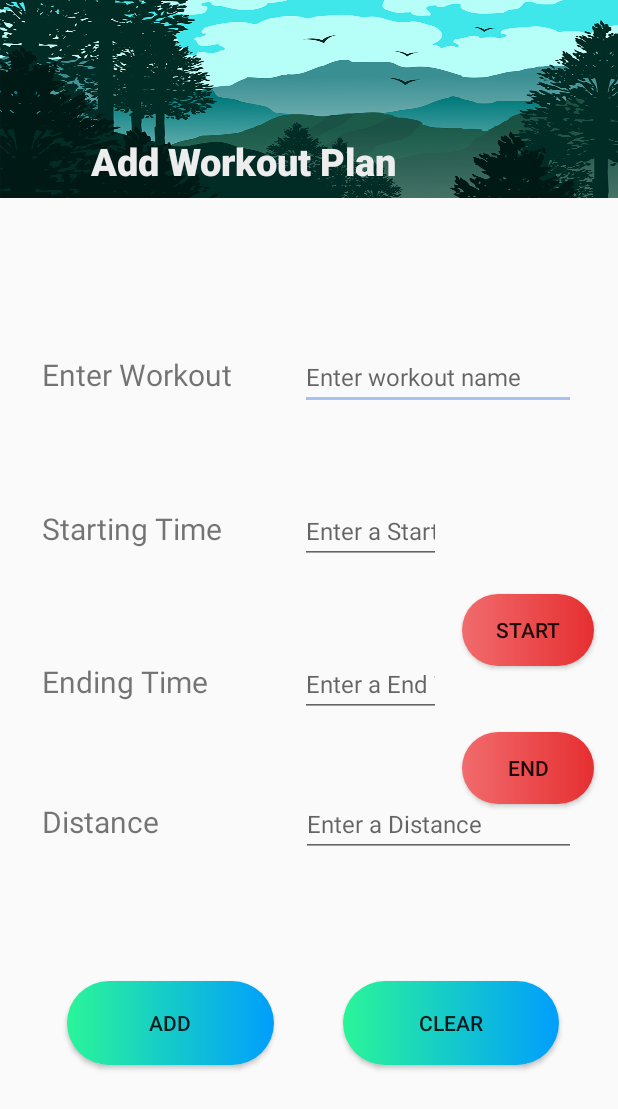
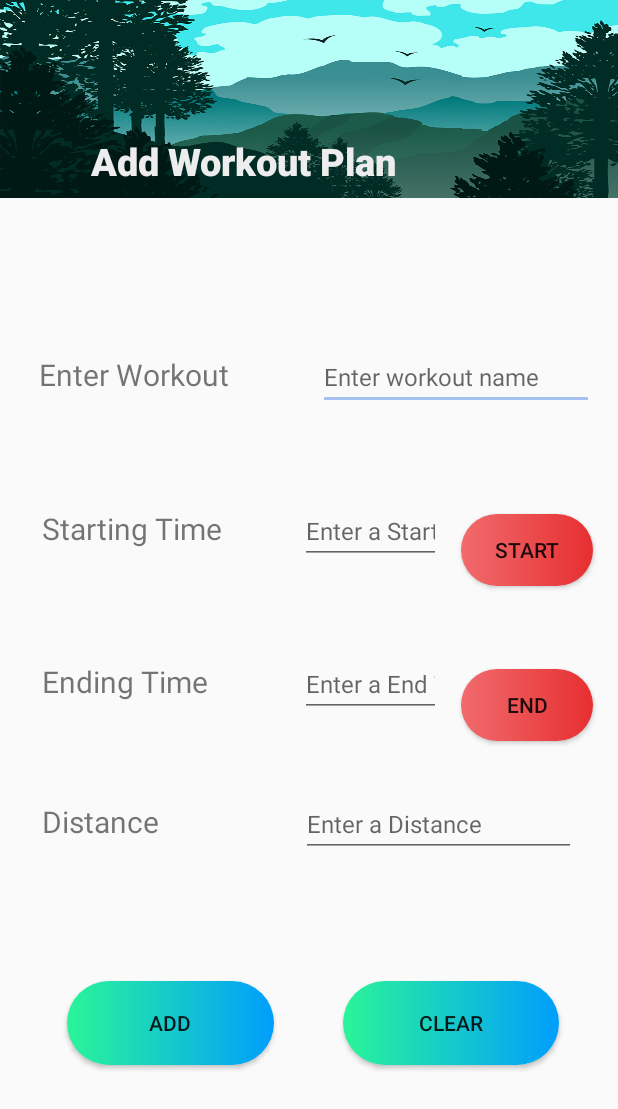
Before and after one commit to cobradashboard/DashHelper, an Android app: the add_plan screen opened directly, with no data from a screen before it, on a phone screen of 412 x 824 dp. Shown: the top 1109 px of the screen. Run offline under Robolectric (Android 15) with nearby library versions, the phone set to English and light mode, and no system bars; our stand-ins replace Firebase (no records; nobody signed in at launch, a user with empty details on screens opened directly); Roboto replaces fonts that are not available here.

Commit message:
insert workout plan and click add button add data to data base & back to workout home

```diff
--- a/app/src/main/java/com/example/dashhelper/add_plan.java
+++ b/app/src/main/java/com/example/dashhelper/add_plan.java
@@ -126,6 +126,9 @@ public class add_plan extends AppCompatActivity implements View.OnClickListener
 
                 dbRefw.child("plan").push().setValue(aPA);
                 Toast.makeText(add_plan.this,"New Plan Added",Toast.LENGTH_SHORT).show();
+
+                Intent intent = new Intent(add_plan.this,workouthome.class);
+                startActivity(intent);
                 Log.d("added","data aded");
             }
 
--- a/app/src/main/res/layout/activity_add_plan.xml
+++ b/app/src/main/res/layout/activity_add_plan.xml
@@ -37,7 +37,7 @@
 
     <TextView
         android:id="@+id/textView13"
-        android:layout_width="144dp"
+        android:layout_width="170dp"
         android:layout_height="36dp"
         android:layout_marginStart="8dp"
         android:layout_marginEnd="8dp"
@@ -202,24 +202,27 @@
         android:id="@+id/start"
         android:layout_width="wrap_content"
         android:layout_height="wrap_content"
-        android:layout_marginBottom="380dp"
         android:background="@drawable/btnexam"
         android:text="start"
         app:layout_constraintBottom_toBottomOf="parent"
         app:layout_constraintEnd_toEndOf="parent"
-        app:layout_constraintHorizontal_bias="0.95"
-        app:layout_constraintStart_toStartOf="parent" />
+        app:layout_constraintHorizontal_bias="0.448"
+        app:layout_constraintStart_toEndOf="@+id/txtstarttimeA"
+        app:layout_constraintTop_toTopOf="parent"
+        app:layout_constraintVertical_bias="0.442" />
 
     <Button
         android:id="@+id/end"
         android:layout_width="wrap_content"
         android:layout_height="wrap_content"
-        android:layout_marginEnd="16dp"
-        android:layout_marginBottom="288dp"
         android:background="@drawable/btnexam"
         android:text="end"
         app:layout_constraintBottom_toBottomOf="parent"
-        app:layout_constraintEnd_toEndOf="parent" />
+        app:layout_constraintEnd_toEndOf="parent"
+        app:layout_constraintHorizontal_bias="0.448"
+        app:layout_constraintStart_toEndOf="@+id/txtendtimeA"
+        app:layout_constraintTop_toTopOf="parent"
+        app:layout_constraintVertical_bias="0.575" />
 
 
 </androidx.constraintlayout.widget.ConstraintLayout>
```
